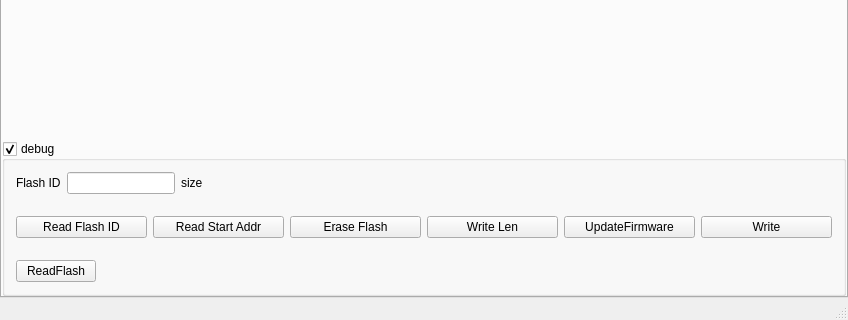
First picture: the form in FTDIDeviceControl/ftdidevicecontrol.ui, repository dzenmaster/FTDIDeviceControl, before the edit; both pictures show x 0 to 848 and y 384 to 704 of the 848 by 704 pixel window.
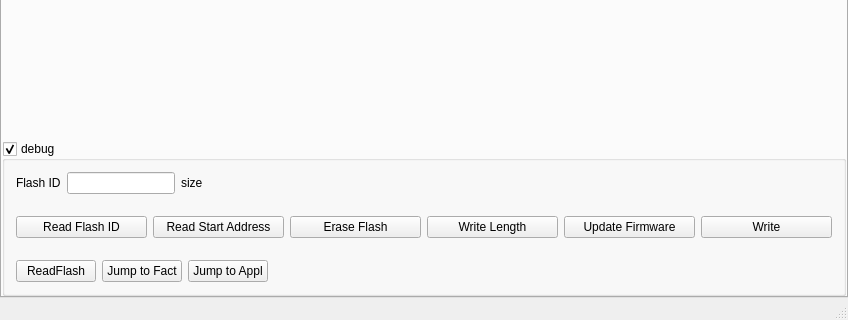
Second picture: the form after the edit. Icons and pictures are not drawn.

Commit message: Jump Firmware/Application

```diff
--- a/FTDIDeviceControl/ftdidevicecontrol.ui
+++ b/FTDIDeviceControl/ftdidevicecontrol.ui
@@ -412,7 +412,7 @@
               <item>
                <widget class="QPushButton" name="pbReadStartAddress">
                 <property name="text">
-                 <string>Read Start Addr</string>
+                 <string>Read Start Address</string>
                 </property>
                </widget>
               </item>
@@ -426,14 +426,14 @@
               <item>
                <widget class="QPushButton" name="pbWriteLength">
                 <property name="text">
-                 <string>Write Len</string>
+                 <string>Write Length</string>
                 </property>
                </widget>
               </item>
               <item>
                <widget class="QPushButton" name="pbWriteCmdUpdateFirmware">
                 <property name="text">
-                 <string>UpdateFirmware</string>
+                 <string>Update Firmware</string>
                 </property>
                </widget>
               </item>
@@ -460,6 +460,20 @@
                 </property>
                </widget>
               </item>
+              <item>
+               <widget class="QPushButton" name="pbJumpToFact">
+                <property name="text">
+                 <string>Jump to Fact</string>
+                </property>
+               </widget>
+              </item>
+              <item>
+               <widget class="QPushButton" name="pbJumpToAppl">
+                <property name="text">
+                 <string>Jump to Appl</string>
+                </property>
+               </widget>
+              </item>
               <item>
                <spacer name="horizontalSpacer_3">
                 <property name="orientation">
```
The commit also changes 6 other files.
